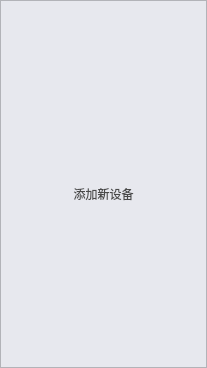
Old version of the form phoneitemwidget.ui in the repository ZhouMei20220810/TEST.
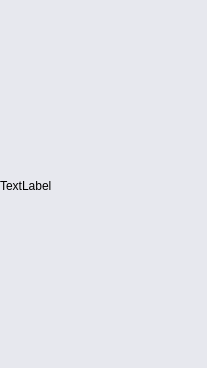
New version of the form. Icons and pictures are not drawn.

Patch:
```diff
--- a/phoneitemwidget.ui
+++ b/phoneitemwidget.ui
@@ -16,103 +16,19 @@
   <property name="styleSheet">
    <string notr="true">QWidget{background-color:#FFE7E8EE;}</string>
   </property>
-  <layout class="QHBoxLayout" name="horizontalLayout">
-   <property name="spacing">
-    <number>0</number>
+  <widget class="QLabel" name="label">
+   <property name="geometry">
+    <rect>
+     <x>0</x>
+     <y>10</y>
+     <width>201</width>
+     <height>351</height>
+    </rect>
    </property>
-   <property name="leftMargin">
-    <number>0</number>
+   <property name="text">
+    <string>TextLabel</string>
    </property>
-   <property name="topMargin">
-    <number>0</number>
-   </property>
-   <property name="rightMargin">
-    <number>0</number>
-   </property>
-   <property name="bottomMargin">
-    <number>0</number>
-   </property>
-   <item>
-    <widget class="QFrame" name="frame">
-     <property name="styleSheet">
-      <string notr="true">QFrame{background-color:#FFE7E8EE;}</string>
-     </property>
-     <property name="frameShape">
-      <enum>QFrame::StyledPanel</enum>
-     </property>
-     <property name="frameShadow">
-      <enum>QFrame::Raised</enum>
-     </property>
-     <layout class="QVBoxLayout" name="verticalLayout">
-      <item>
-       <spacer name="verticalSpacer">
-        <property name="orientation">
-         <enum>Qt::Vertical</enum>
-        </property>
-        <property name="sizeHint" stdset="0">
-         <size>
-          <width>20</width>
-          <height>137</height>
-         </size>
-        </property>
-       </spacer>
-      </item>
-      <item>
-       <widget class="QPushButton" name="btnAddPhone">
-        <property name="styleSheet">
-         <string notr="true">border:none;
-background:transparent;</string>
-        </property>
-        <property name="text">
-         <string/>
-        </property>
-        <property name="icon">
-         <iconset resource="res.qrc">
-          <normaloff>:/main/resource/main/addPhone.png</normaloff>:/main/resource/main/addPhone.png</iconset>
-        </property>
-        <property name="iconSize">
-         <size>
-          <width>36</width>
-          <height>36</height>
-         </size>
-        </property>
-        <property name="flat">
-         <bool>true</bool>
-        </property>
-       </widget>
-      </item>
-      <item>
-       <widget class="QLabel" name="label">
-        <property name="styleSheet">
-         <string notr="true">color:#FF4A4A4A;
-border:none;
-background:transparent;</string>
-        </property>
-        <property name="text">
-         <string>添加新设备</string>
-        </property>
-        <property name="alignment">
-         <set>Qt::AlignCenter</set>
-        </property>
-       </widget>
-      </item>
-      <item>
-       <spacer name="verticalSpacer_2">
-        <property name="orientation">
-         <enum>Qt::Vertical</enum>
-        </property>
-        <property name="sizeHint" stdset="0">
-         <size>
-          <width>20</width>
-          <height>136</height>
-         </size>
-        </property>
-       </spacer>
-      </item>
-     </layout>
-    </widget>
-   </item>
-  </layout>
+  </widget>
  </widget>
  <resources>
   <include location="res.qrc"/>
```
Left out of the diff: 4 changed lines with no effect on the pictures.
